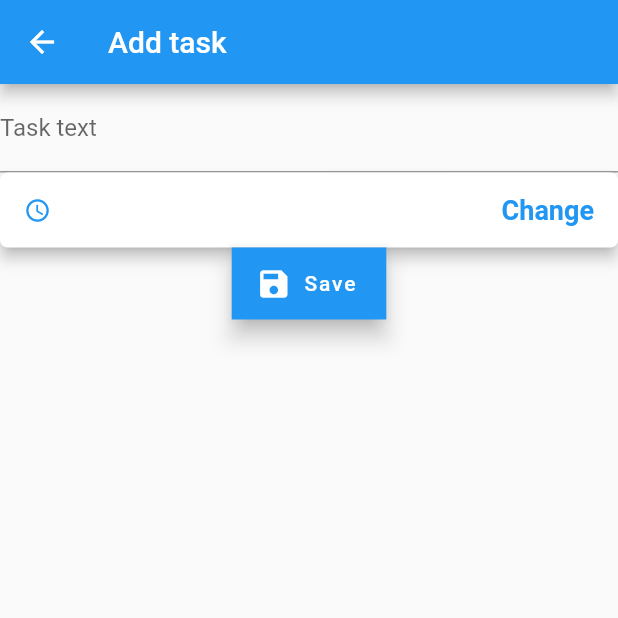
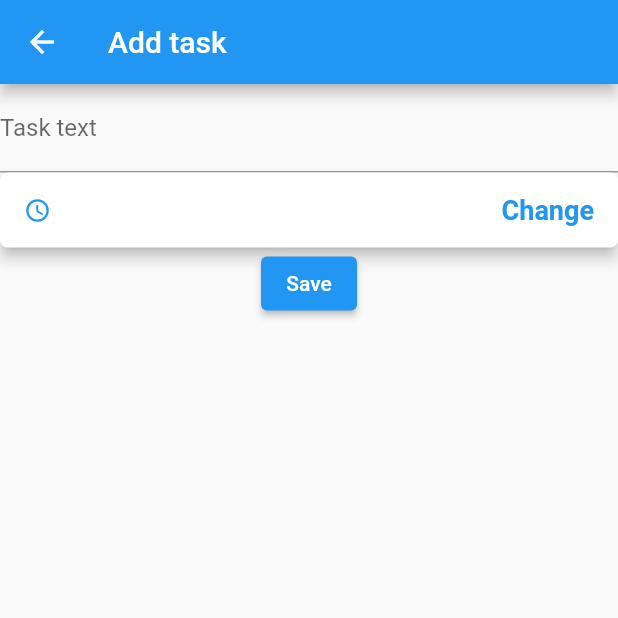
Before and after one commit to AnnaProkopas/task_planner, a Flutter app: the AddTaskScreen screen opened by its route, on a phone screen of 412 x 824 dp, the top half of it. Run offline on Flutter 3.47's test engine with Material 2 defaults, Android fonts, the phone set to English and light mode, and no system bars; our stand-ins replace flutter_datetime_picker, sqflite; accounts and stored records are empty.

Commit message:
Add validation to add task screen

```diff
--- a/lib/AddTaskScreen.dart
+++ b/lib/AddTaskScreen.dart
@@ -20,14 +20,27 @@ class AddTaskScreenState extends State<AddTaskScreen> {
 
   @override
   Widget build(BuildContext context) {
+    final _formKey = GlobalKey<FormState>();
+
     return Scaffold(
         appBar: AppBar(
           title: const Text("Add task"),
         ),
-        body: Column(
+        body: Form(
+            key: _formKey,
+            child: Column(
               children: [
-            TextField(
-              onChanged: (value) => {taskText = value},
+                TextFormField(
+                  initialValue: '',
+                  validator: (value) {
+                    if (value == null || value.isEmpty) {
+                      return 'Please enter some text';
+                    }
+                    return null;
+                  },
+                  onSaved: (value) {
+                    setState(() => taskText = value!);
+                  },
                   decoration: const InputDecoration(
                     labelText: 'Task text',
                   ),
@@ -63,7 +76,7 @@ class AddTaskScreenState extends State<AddTaskScreen> {
                                     color: Colors.blue,
                                   ),
                                   Text(
-                                taskTime == null ? '' : DateFormat('yyyy-MM-dd HH:mm').format(taskTime!),
+                                    ' ' + (taskTime == null ? '' : DateFormat('yyyy-MM-dd HH:mm').format(taskTime!)),
                                     style: const TextStyle(color: Colors.blue, fontWeight: FontWeight.bold, fontSize: 18.0),
                                   ),
                                 ],
@@ -80,15 +93,15 @@ class AddTaskScreenState extends State<AddTaskScreen> {
                   ),
                   color: Colors.white,
                 ),
-            FloatingActionButton.extended(
-              icon: const Icon(Icons.save),
-              label: const Text('Save'),
+                ElevatedButton(
+                  child: const Text('Save'),
                   onPressed: () {
+                    if (_formKey.currentState!.validate()) {
                       apply(context);
+                    }
                   },
-              shape: BeveledRectangleBorder(borderRadius: BorderRadius.circular(0.0)),
                 ),
               ],
-        ));
+            )));
   }
 }
```
Lines whose indentation alone changed are shown as unchanged.
